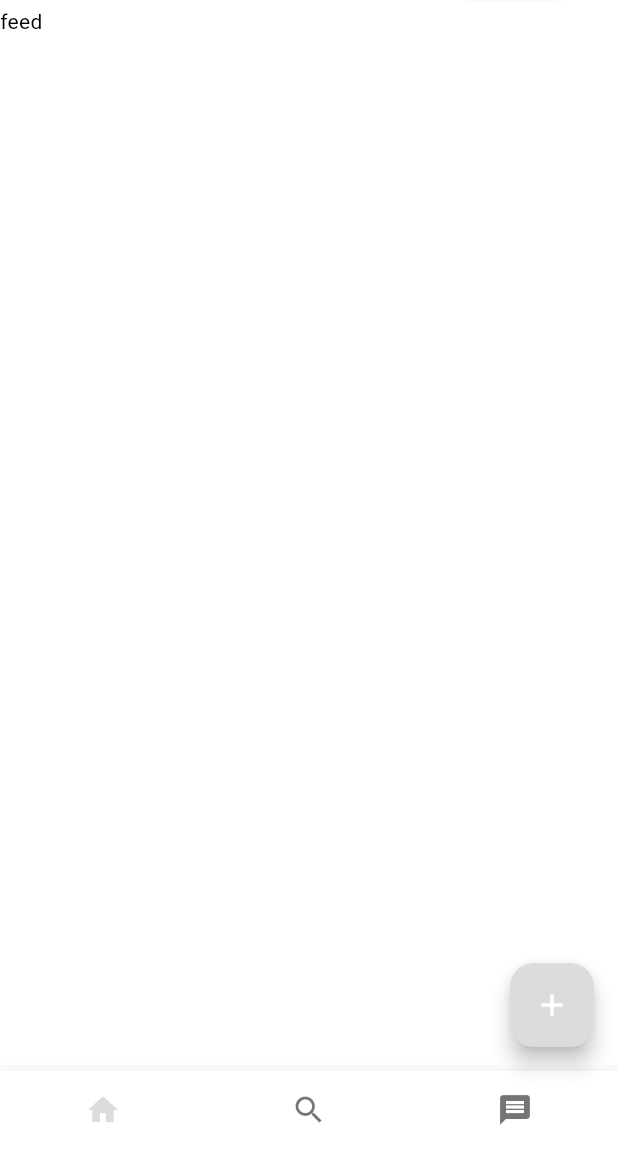
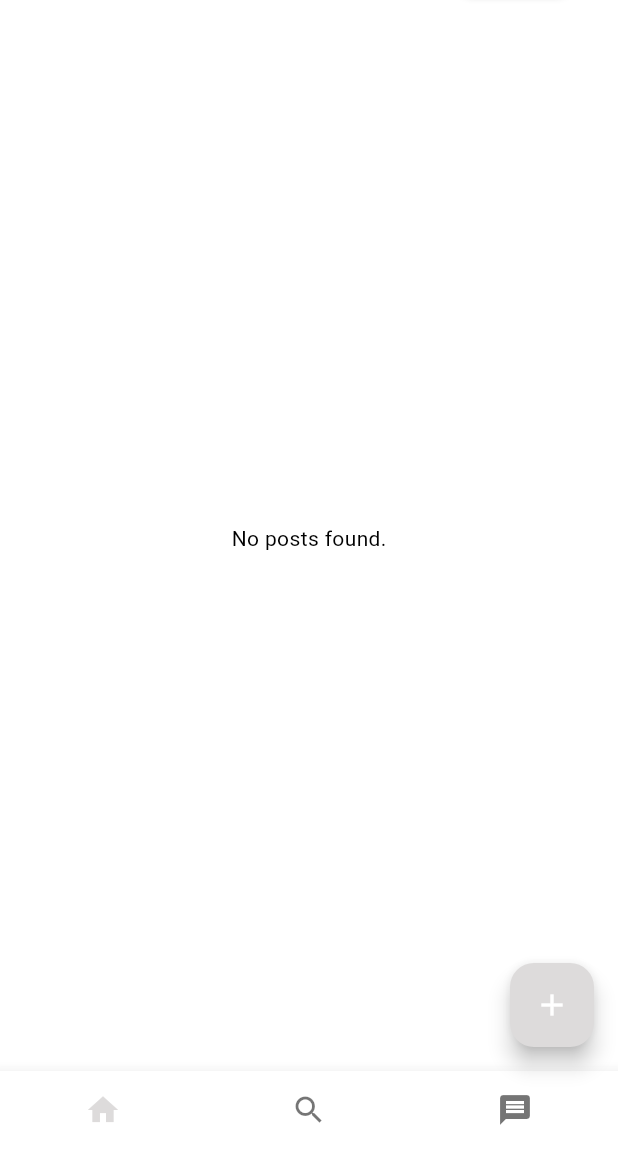
Before and after one commit to chaewy/flutterXfirebase, a Flutter app: the screen it shows once a user with an empty profile is signed in, on a phone screen of 412 x 824 dp, the part 78-1236 px from its top. Run offline on Flutter 3.47's test engine with Material 3 defaults, Android fonts, the phone set to English and light mode, and no system bars; our stand-ins replace cloud_firestore, firebase_auth, firebase_core, firebase_storage, google_fonts, image_picker; accounts and stored records are empty.

Commit message:
can display all post by descending at home page

```diff
--- a/lib/home/feed.dart
+++ b/lib/home/feed.dart
@@ -1,17 +1,22 @@
 
 
 import 'package:flutter/material.dart';
+import 'package:flutter_application_1/pages/post/list_home.dart';
+
+
 
 class Feed extends StatefulWidget {
-  const Feed({super.key});
+  Feed({Key? key}) : super(key: key);
 
   @override
-  State<Feed> createState() => _FeedState();
+  FeedState createState() => FeedState();
 }
 
-class _FeedState extends State<Feed> {
+class FeedState extends State<Feed> {
   @override
   Widget build(BuildContext context) {
-    return Text('feed');
+    return Scaffold(
+      body: ListPost(),
+    );
   }
 }
--- /dev/null
+++ b/lib/pages/post/list_home.dart
@@ -0,0 +1,55 @@
+import 'package:flutter/material.dart';
+import 'package:flutter_application_1/models/post.dart';
+import 'package:flutter_application_1/services/add_post.dart';
+
+// for list all post at home page
+
+
+class ListPost extends StatelessWidget {
+  @override
+  Widget build(BuildContext context) {
+    return StreamBuilder<List<PostModel>>(
+      // Get the feed stream from PostService
+      stream: PostService().getFeed(),
+      builder: (context, snapshot) {
+        // While the connection is still loading, show a progress indicator
+        if (snapshot.connectionState == ConnectionState.waiting) {
+          return Center(child: CircularProgressIndicator());
+        }
+        // If there's an error in the stream, display an error message
+        else if (snapshot.hasError) {
+          print('Error retrieving posts: ${snapshot.error}');
+          return Center(child: Text('Error: ${snapshot.error}'));
+        }
+        // If the stream is empty or no data is found, display a message
+        else if (!snapshot.hasData || snapshot.data!.isEmpty) {
+          print('No posts found.');
+          return Center(child: Text('No posts found.'));
+        }
+        // If data is available, display the list of posts
+        else {
+          List<PostModel> posts = snapshot.data!;
+          print('Number of posts retrieved: ${posts.length}');
+          print('Posts: $posts');
+
+          // Display the posts using a ListView
+          return Container(
+            height: 300, // Set a fixed height or adjust as needed
+            child: ListView.builder(
+              itemCount: posts.length, // Number of posts
+              itemBuilder: (context, index) {
+                final post = posts[index]; // Get the post at the current index
+                print('Post at index $index: $post');
+                // Display each post using a ListTile
+                return ListTile(
+                  title: Text(post.creator), // Display the creator
+                  subtitle: Text(post.text), // Display the post text
+                );
+              },
+            ),
+          );
+        }
+      },
+    );
+  }
+}
```
Also changed, not shown: lib/models/post.dart (+11 -0 lines), lib/services/add_post.dart (+49 -0 lines), lib/services/user.dart (+17 -0 lines).
